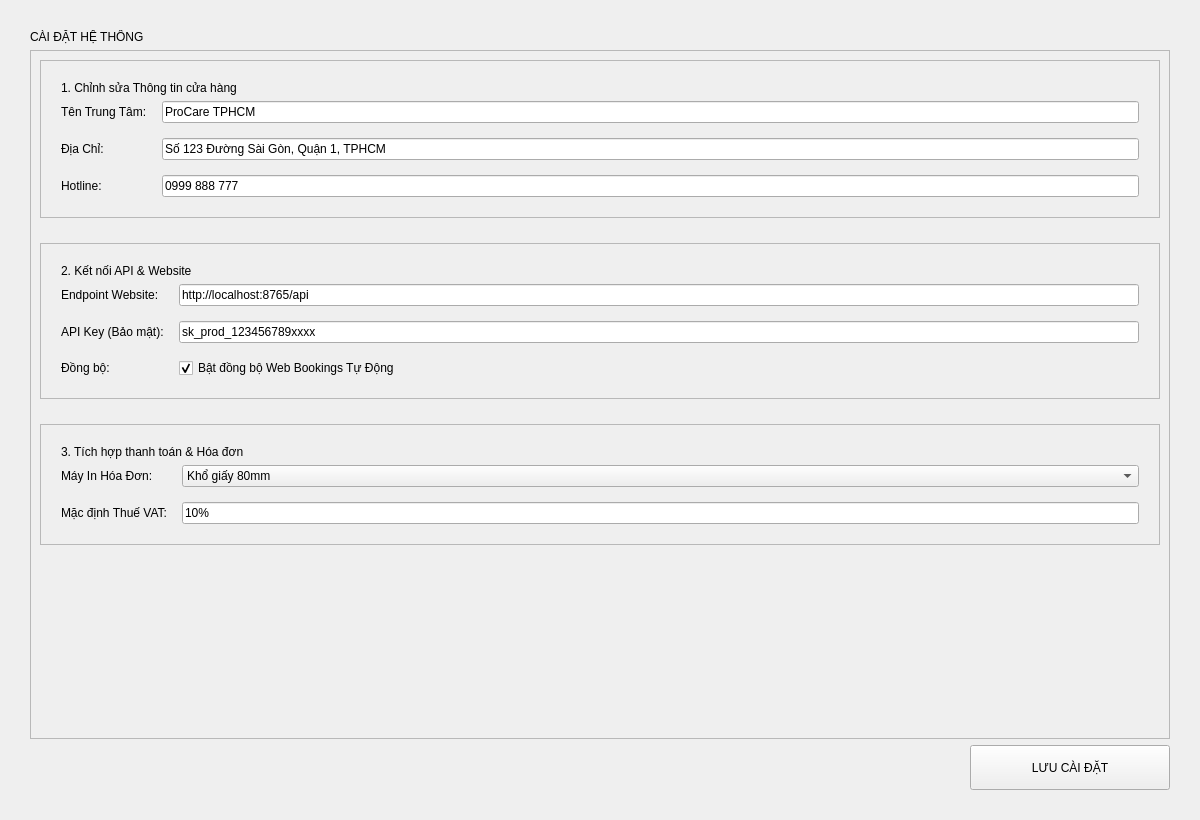
Above: ui/designer_files/settings.ui from phamduy-hung/xaydungphanmemquanlydichvuchamsocxeoto before the change. Below: the same form after it.
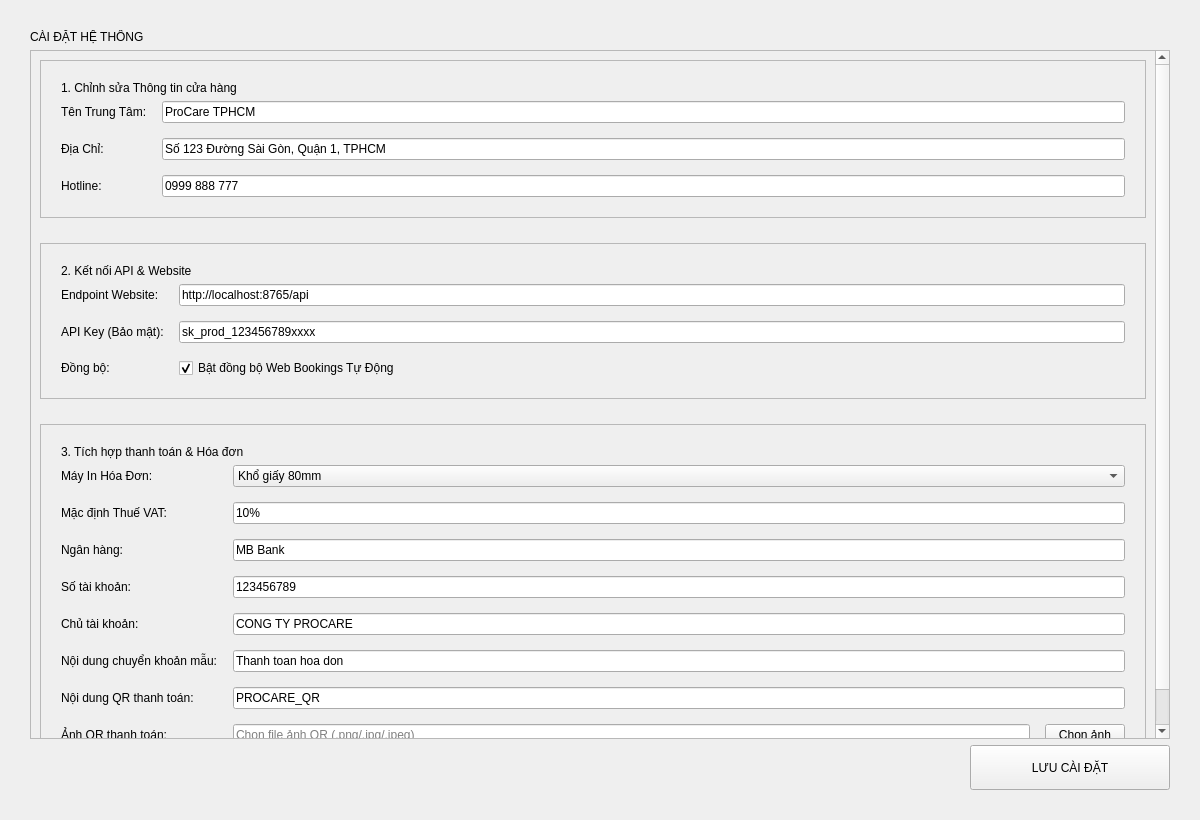
That is the form after the change.

Diff of the .ui file:
```diff
--- a/ui/designer_files/settings.ui
+++ b/ui/designer_files/settings.ui
@@ -287,6 +287,101 @@
               </property>
              </widget>
             </item>
+            <item row="2" column="0">
+             <widget class="QLabel" name="settingsLabel_bank_name">
+              <property name="text">
+               <string>Ngân hàng:</string>
+              </property>
+             </widget>
+            </item>
+            <item row="2" column="1">
+             <widget class="QLineEdit" name="txt_bank_name">
+              <property name="text">
+               <string>MB Bank</string>
+              </property>
+             </widget>
+            </item>
+            <item row="3" column="0">
+             <widget class="QLabel" name="settingsLabel_bank_account_number">
+              <property name="text">
+               <string>Số tài khoản:</string>
+              </property>
+             </widget>
+            </item>
+            <item row="3" column="1">
+             <widget class="QLineEdit" name="txt_bank_account_number">
+              <property name="text">
+               <string>123456789</string>
+              </property>
+             </widget>
+            </item>
+            <item row="4" column="0">
+             <widget class="QLabel" name="settingsLabel_bank_account_name">
+              <property name="text">
+               <string>Chủ tài khoản:</string>
+              </property>
+             </widget>
+            </item>
+            <item row="4" column="1">
+             <widget class="QLineEdit" name="txt_bank_account_name">
+              <property name="text">
+               <string>CONG TY PROCARE</string>
+              </property>
+             </widget>
+            </item>
+            <item row="5" column="0">
+             <widget class="QLabel" name="settingsLabel_bank_transfer_note">
+              <property name="text">
+               <string>Nội dung chuyển khoản mẫu:</string>
+              </property>
+             </widget>
+            </item>
+            <item row="5" column="1">
+             <widget class="QLineEdit" name="txt_bank_transfer_note">
+              <property name="text">
+               <string>Thanh toan hoa don</string>
+              </property>
+             </widget>
+            </item>
+            <item row="6" column="0">
+             <widget class="QLabel" name="settingsLabel_qr_payload">
+              <property name="text">
+               <string>Nội dung QR thanh toán:</string>
+              </property>
+             </widget>
+            </item>
+            <item row="6" column="1">
+             <widget class="QLineEdit" name="txt_qr_payload">
+              <property name="text">
+               <string>PROCARE_QR</string>
+              </property>
+             </widget>
+            </item>
+            <item row="7" column="0">
+             <widget class="QLabel" name="settingsLabel_qr_image">
+              <property name="text">
+               <string>Ảnh QR thanh toán:</string>
+              </property>
+             </widget>
+            </item>
+            <item row="7" column="1">
+             <layout class="QHBoxLayout" name="qr_image_layout">
+              <item>
+               <widget class="QLineEdit" name="txt_qr_image_path">
+                <property name="placeholderText">
+                 <string>Chọn file ảnh QR (.png/.jpg/.jpeg)</string>
+                </property>
+               </widget>
+              </item>
+              <item>
+               <widget class="QPushButton" name="btn_browse_qr_image">
+                <property name="text">
+                 <string>Chọn ảnh</string>
+                </property>
+               </widget>
+              </item>
+             </layout>
+            </item>
            </layout>
           </item>
          </layout>
```
